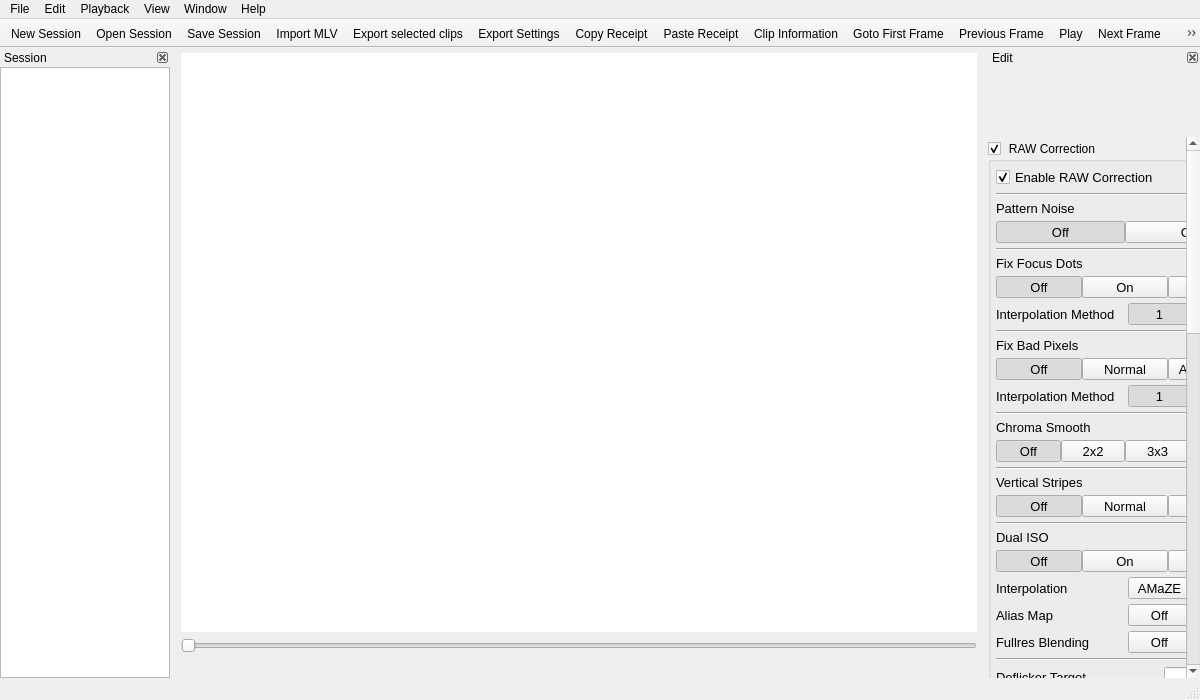
This is platform/qt/MainWindow.ui in ilia3101/MLV-App as Qt 5 draws it before an edit. The edited form follows.
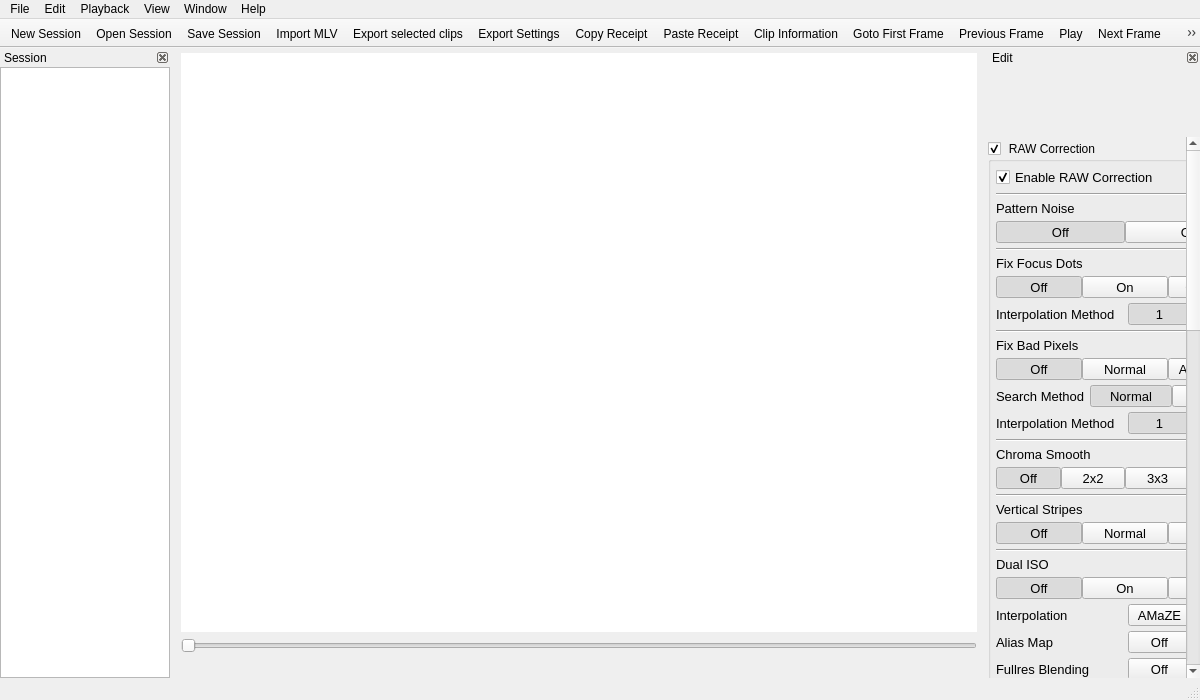
This is the edited form. Icons and pictures are not drawn. Custom widgets are drawn as their Qt base class.

Commit message: QtApp: new bad pixel elements

Diff of the .ui file:
```diff
--- a/platform/qt/MainWindow.ui
+++ b/platform/qt/MainWindow.ui
@@ -367,8 +367,8 @@
            <rect>
             <x>0</x>
             <y>0</y>
-            <width>195</width>
-            <height>1624</height>
+            <width>201</width>
+            <height>1653</height>
            </rect>
           </property>
           <layout class="QVBoxLayout" name="verticalLayoutScrollArea">
@@ -850,8 +850,108 @@
                    </layout>
                   </widget>
                  </item>
+                 <item>
+                  <layout class="QHBoxLayout" name="horizontalLayout_21">
+                   <property name="spacing">
+                    <number>5</number>
+                   </property>
+                   <item>
+                    <widget class="QLabel" name="FocusPixelsInterpolationMethodLabel_2">
+                     <property name="sizePolicy">
+                      <sizepolicy hsizetype="Fixed" vsizetype="Preferred">
+                       <horstretch>0</horstretch>
+                       <verstretch>0</verstretch>
+                      </sizepolicy>
+                     </property>
+                     <property name="font">
+                      <font>
+                       <pointsize>10</pointsize>
+                      </font>
+                     </property>
+                     <property name="text">
+                      <string>Search Method</string>
+                     </property>
+                    </widget>
+                   </item>
+                   <item>
+                    <widget class="QFrame" name="toolButtonFocusDotInterpolation_2">
+                     <layout class="QHBoxLayout" name="horizontalLayout_22">
+                      <property name="spacing">
+                       <number>0</number>
+                      </property>
+                      <property name="leftMargin">
+                       <number>0</number>
+                      </property>
+                      <property name="topMargin">
+                       <number>0</number>
+                      </property>
+                      <property name="rightMargin">
+                       <number>0</number>
+                      </property>
+                      <property name="bottomMargin">
+                       <number>0</number>
+                      </property>
+                      <item>
+                       <widget class="ColorToolButton" name="toolButtonBadPixelsSearchMethodNormal">
+                        <property name="sizePolicy">
+                         <sizepolicy hsizetype="Expanding" vsizetype="Fixed">
+                          <horstretch>0</horstretch>
+                          <verstretch>0</verstretch>
+                         </sizepolicy>
+                        </property>
+                        <property name="font">
+                         <font>
+                          <pointsize>10</pointsize>
+                         </font>
+                        </property>
+                        <property name="text">
+                         <string>Normal</string>
+                        </property>
+                        <property name="checkable">
+                         <bool>true</bool>
+                        </property>
+                        <property name="checked">
+                         <bool>true</bool>
+                        </property>
+                        <property name="autoExclusive">
+                         <bool>true</bool>
+                        </property>
+                       </widget>
+                      </item>
+                      <item>
+                       <widget class="ColorToolButton" name="toolButtonBadPixelsSearchMethodForce">
+                        <property name="sizePolicy">
+                         <sizepolicy hsizetype="Expanding" vsizetype="Fixed">
+                          <horstretch>0</horstretch>
+                          <verstretch>0</verstretch>
+                         </sizepolicy>
+                        </property>
+                        <property name="font">
+                         <font>
+                          <pointsize>10</pointsize>
+                         </font>
+                        </property>
+                        <property name="text">
+                         <string>Force</string>
+                        </property>
+                        <property name="checkable">
+                         <bool>true</bool>
+                        </property>
+                        <property name="autoExclusive">
+                         <bool>true</bool>
+                        </property>
+                       </widget>
+                      </item>
+                     </layout>
+                    </widget>
+                   </item>
+                  </layout>
+                 </item>
                  <item>
                   <layout class="QHBoxLayout" name="horizontalLayout_13">
+                   <property name="spacing">
+                    <number>5</number>
+                   </property>
                    <item>
                     <widget class="QLabel" name="BadPixelsInterpolationMethodLabel">
                      <property name="font">
```
Left out of the diff: 3 changed lines with no effect on the pictures. The commit also changes 6 other files.
